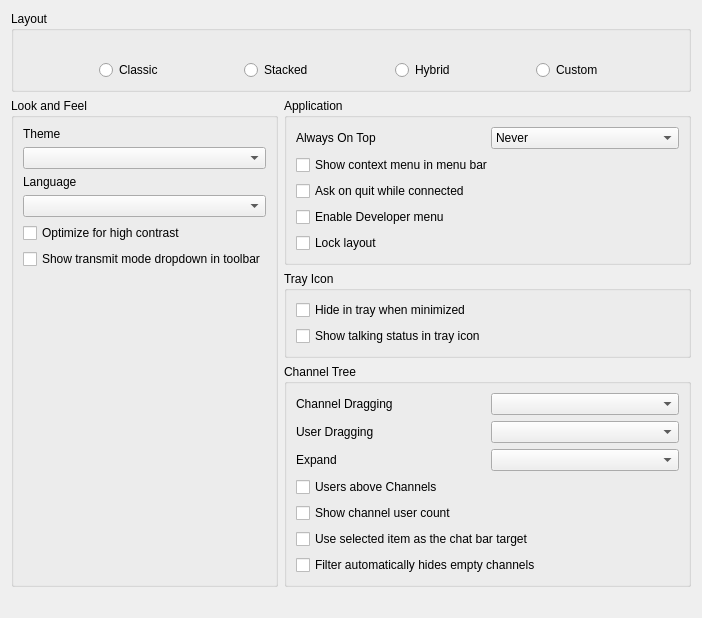
ganjingdemo/mumble_1_3_4_win, file src/mumble/LookConfig.ui: the form before one commit.
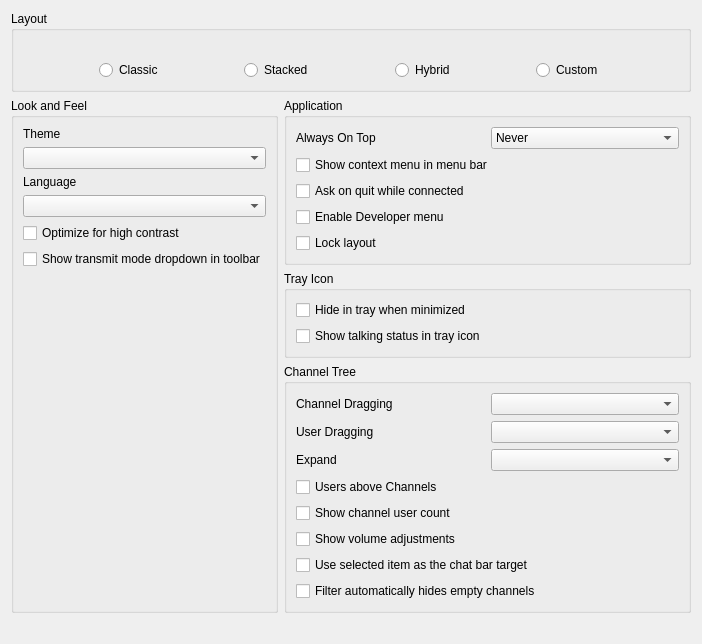
The form after the commit. Icons and pictures are not drawn. Custom widgets are drawn as their Qt base class.

Commit message: [setting] Add setting for "Show volume adjustments".

```diff
--- a/src/mumble/LookConfig.ui
+++ b/src/mumble/LookConfig.ui
@@ -337,13 +337,23 @@
        </widget>
       </item>
       <item row="5" column="0" colspan="2">
+       <widget class="QCheckBox" name="qcbShowVolumeAdjustments">
+        <property name="toolTip">
+         <string>Show the local volume adjustment for each user (if any).</string>
+        </property>
+        <property name="text">
+         <string>Show volume adjustments</string>
+        </property>
+       </widget>
+      </item>
+      <item row="6" column="0" colspan="2">
        <widget class="QCheckBox" name="qcbChatBarUseSelection">
         <property name="text">
          <string>Use selected item as the chat bar target</string>
         </property>
        </widget>
       </item>
-      <item row="6" column="0" colspan="2">
+      <item row="7" column="0" colspan="2">
        <widget class="QCheckBox" name="qcbFilterHidesEmptyChannels">
         <property name="text">
          <string>Filter automatically hides empty channels</string>
```
The commit also changes 4 other files.
